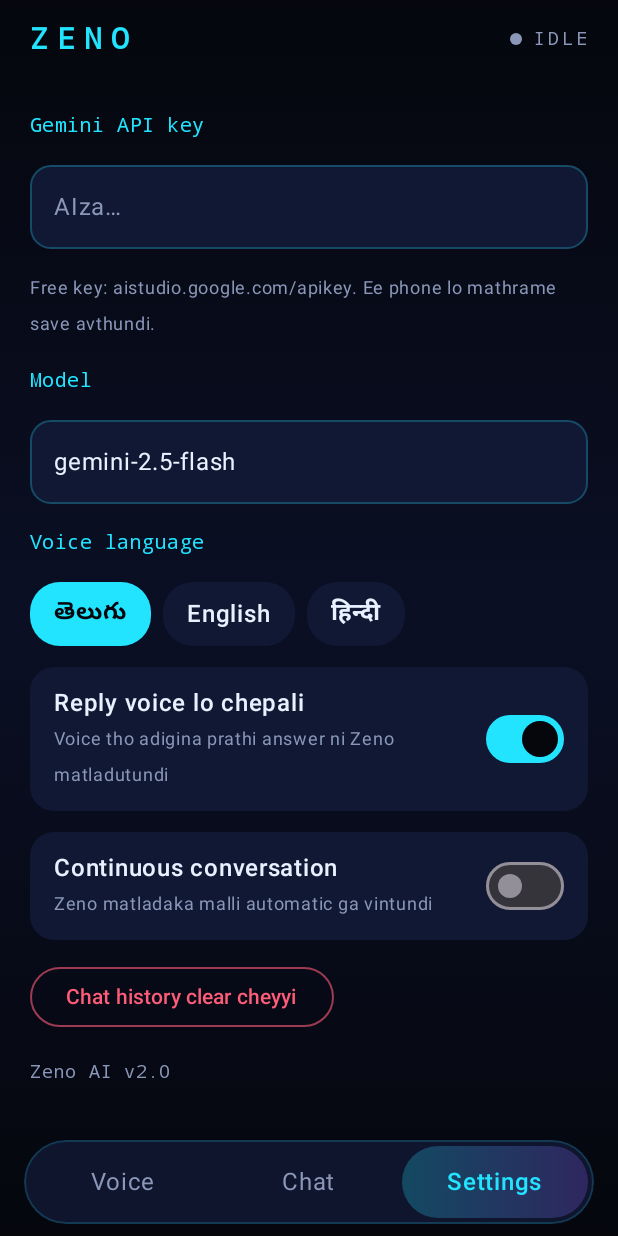
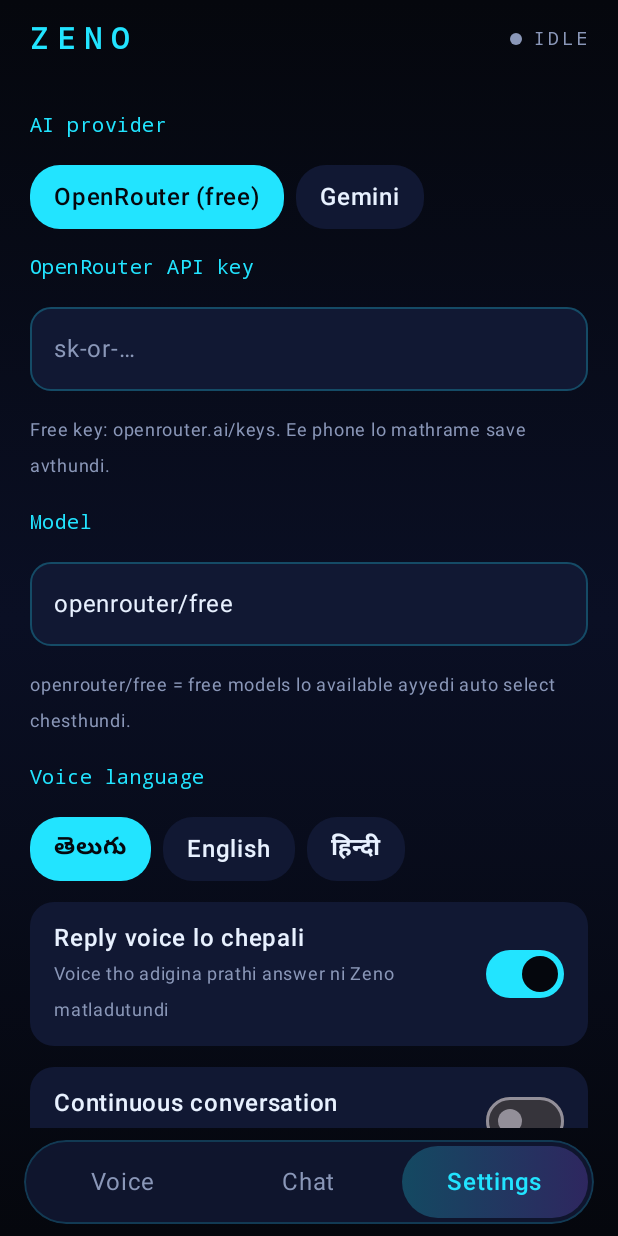
Before and after one commit to ygupthapawan173-cmd/zuno-ai, an Android app built with Jetpack Compose: the screen it shows after launch (MainActivity), after a tap on "Settings", on a phone screen of 412 x 824 dp. Run offline under Robolectric (Android 15) with nearby library versions, the phone set to English and light mode, and no system bars; 2 other taps on this screen came first.

Commit message:
Add OpenRouter provider (default openrouter/free)
Co-Authored-By: Claude Sonnet 5.5 <noreply@anthropic.com>
Claude-Session: https://claude.ai/code/session_01Fo4tb6Hgty2szSoBLzZLvg

```diff
--- a/app/build.gradle.kts
+++ b/app/build.gradle.kts
@@ -14,6 +14,7 @@ android {
         targetSdk = 35
         versionCode = 1
         versionName = "2.0"
+        buildConfigField("String", "DEFAULT_OR_KEY", "\"${System.getenv("OPENROUTER_API_KEY") ?: ""}\"")
         buildConfigField("String", "DEFAULT_API_KEY", "\"${System.getenv("GEMINI_API_KEY") ?: ""}\"")
     }
 
--- a/app/src/main/java/com/zeno/ai/Models.kt
+++ b/app/src/main/java/com/zeno/ai/Models.kt
@@ -7,6 +7,9 @@ data class ChatMessage(val id: Long, val role: String, val text: String) {
 }
 
 data class AppSettings(
+    val provider: String = "openrouter",
+    val orKey: String = "",
+    val orModel: String = "openrouter/free",
     val apiKey: String = "",
     val model: String = "gemini-2.5-flash",
     val lang: String = "te-IN",
--- a/app/src/main/java/com/zeno/ai/Store.kt
+++ b/app/src/main/java/com/zeno/ai/Store.kt
@@ -13,6 +13,9 @@ class Store(ctx: Context) {
     fun loadSettings(): AppSettings {
         val d = AppSettings()
         return AppSettings(
+            provider = prefs.getString("provider", d.provider) ?: d.provider,
+            orKey = prefs.getString("orKey", null)?.takeIf { it.isNotBlank() } ?: BuildConfig.DEFAULT_OR_KEY,
+            orModel = prefs.getString("orModel", d.orModel) ?: d.orModel,
             apiKey = prefs.getString("apiKey", null)?.takeIf { it.isNotBlank() } ?: BuildConfig.DEFAULT_API_KEY,
             model = prefs.getString("model", d.model) ?: d.model,
             lang = prefs.getString("lang", d.lang) ?: d.lang,
@@ -23,6 +26,9 @@ class Store(ctx: Context) {
 
     fun saveSettings(s: AppSettings) {
         prefs.edit()
+            .putString("provider", s.provider)
+            .putString("orKey", s.orKey)
+            .putString("orModel", s.orModel)
             .putString("apiKey", s.apiKey)
             .putString("model", s.model)
             .putString("lang", s.lang)
--- a/app/src/main/java/com/zeno/ai/ui/Screens.kt
+++ b/app/src/main/java/com/zeno/ai/ui/Screens.kt
@@ -359,28 +359,56 @@ private fun SettingsScreen(vm: ZenoViewModel) {
         Modifier.fillMaxSize().verticalScroll(rememberScrollState()).padding(20.dp),
         verticalArrangement = Arrangement.spacedBy(14.dp),
     ) {
-        SectionTitle("Gemini API key")
+        SectionTitle("AI provider")
+        Row(horizontalArrangement = Arrangement.spacedBy(8.dp)) {
+            listOf("openrouter" to "OpenRouter (free)", "gemini" to "Gemini").forEach { (code, label) ->
+                val sel = s.provider == code
+                Text(
+                    label,
+                    color = if (sel) ZBg else ZTextHi,
+                    fontWeight = FontWeight.SemiBold,
+                    modifier = Modifier
+                        .clip(RoundedCornerShape(20.dp))
+                        .background(if (sel) ZCyan else ZCard)
+                        .clickable { vm.updateSettings(s.copy(provider = code)) }
+                        .padding(horizontal = 16.dp, vertical = 9.dp),
+                )
+            }
+        }
+
+        val isOr = s.provider == "openrouter"
+        SectionTitle(if (isOr) "OpenRouter API key" else "Gemini API key")
         OutlinedTextField(
-            value = s.apiKey,
-            onValueChange = { vm.updateSettings(s.copy(apiKey = it.trim())) },
+            value = if (isOr) s.orKey else s.apiKey,
+            onValueChange = {
+                vm.updateSettings(if (isOr) s.copy(orKey = it.trim()) else s.copy(apiKey = it.trim()))
+            },
             modifier = Modifier.fillMaxWidth(),
             singleLine = true,
             visualTransformation = PasswordVisualTransformation(),
-            placeholder = { Text("AIza…") },
+            placeholder = { Text(if (isOr) "sk-or-…" else "AIza…") },
             shape = RoundedCornerShape(14.dp),
             colors = fieldColors(),
         )
-        Text("Free key: aistudio.google.com/apikey. Ee phone lo mathrame save avthundi.", color = ZTextLo, fontSize = 12.sp)
+        Text(
+            if (isOr) "Free key: openrouter.ai/keys. Ee phone lo mathrame save avthundi."
+            else "Free key: aistudio.google.com/apikey. Ee phone lo mathrame save avthundi.",
+            color = ZTextLo,
+            fontSize = 12.sp,
+        )
 
         SectionTitle("Model")
         OutlinedTextField(
-            value = s.model,
-            onValueChange = { vm.updateSettings(s.copy(model = it.trim())) },
+            value = if (isOr) s.orModel else s.model,
+            onValueChange = {
+                vm.updateSettings(if (isOr) s.copy(orModel = it.trim()) else s.copy(model = it.trim()))
+            },
             modifier = Modifier.fillMaxWidth(),
             singleLine = true,
             shape = RoundedCornerShape(14.dp),
             colors = fieldColors(),
         )
+        if (isOr) Text("openrouter/free = free models lo available ayyedi auto select chesthundi.", color = ZTextLo, fontSize = 12.sp)
 
         SectionTitle("Voice language")
         Row(horizontalArrangement = Arrangement.spacedBy(8.dp)) {
```
Also changed, not shown: app/src/main/java/com/zeno/ai/OpenRouterClient.kt (added, +90 -0 lines), app/src/main/java/com/zeno/ai/ZenoViewModel.kt (+7 -3 lines), 1 other file.
